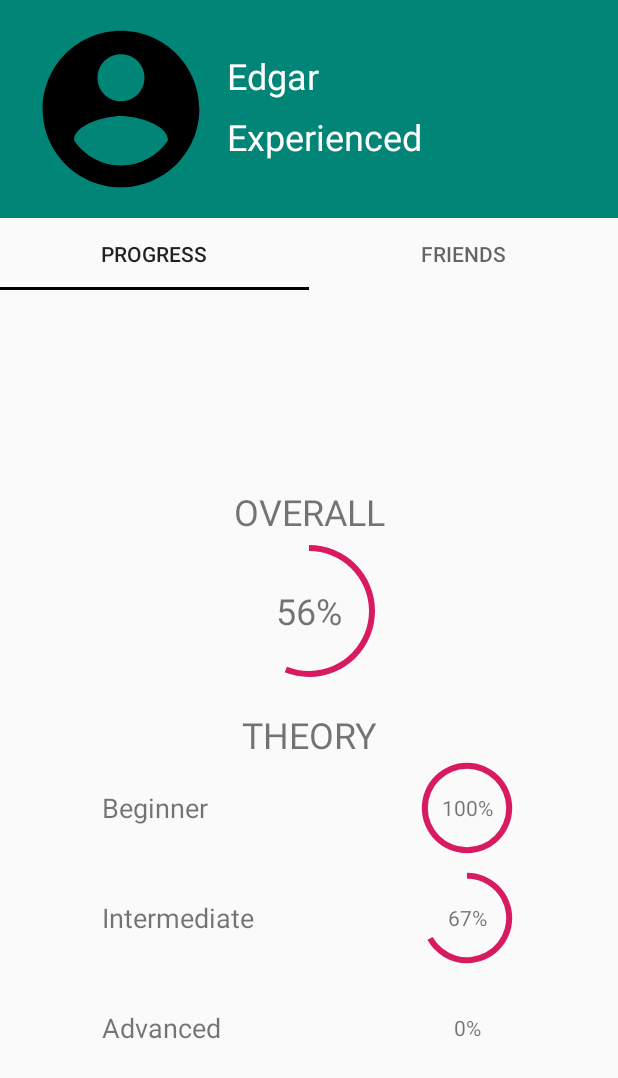
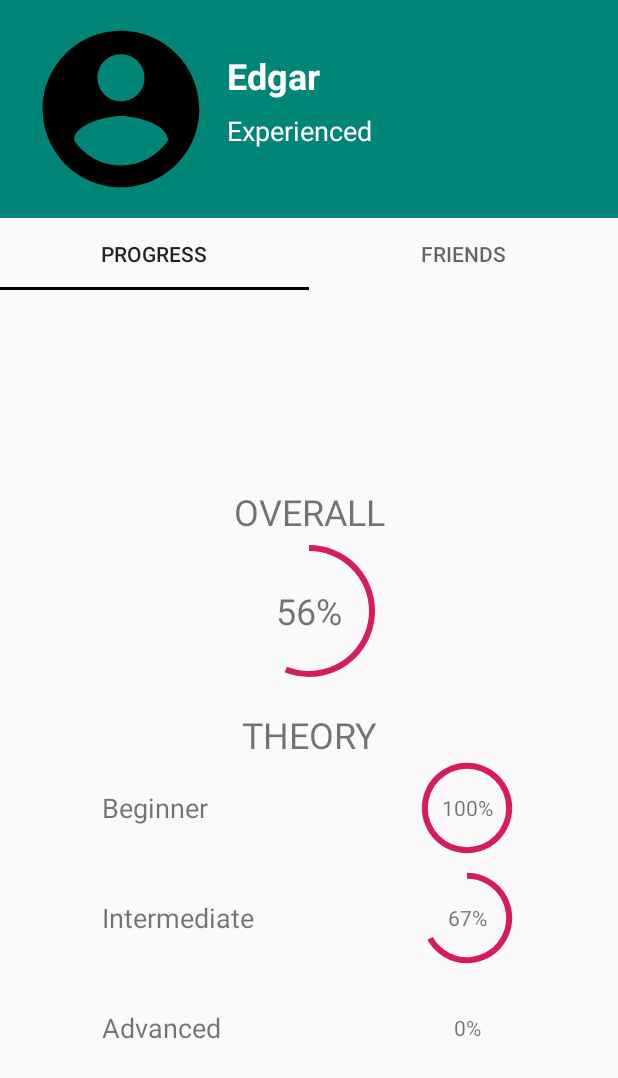
Before and after one commit to zimivanende/HSAI, an Android app: the ProfileActivity screen opened directly, with no data from a screen before it, on a phone screen of 412 x 824 dp. Shown: the top 1078 px of the screen. Run offline under Robolectric (Android 15) with nearby library versions, the phone set to English and light mode, and no system bars.

Commit message:
simple commit before pulling

```diff
--- a/programma/app/src/main/res/layout/profile_activity.xml
+++ b/programma/app/src/main/res/layout/profile_activity.xml
@@ -49,6 +49,7 @@
                     android:layout_marginTop="24dp"
                     android:text="@string/profile_name"
                     android:textColor="@color/white"
+                    android:textStyle="bold"
                     android:textSize="24sp"
                     app:layout_constraintStart_toEndOf="@+id/profilePicture"
                     app:layout_constraintTop_toTopOf="parent" />
@@ -61,7 +62,7 @@
                     android:layout_marginBottom="12dp"
                     android:text="@string/profile_title"
                     android:textColor="@color/white"
-                    android:textSize="24sp"
+                    android:textSize="18sp"
                     app:layout_constraintBottom_toBottomOf="parent"
                     app:layout_constraintStart_toEndOf="@+id/profilePicture"
                     app:layout_constraintTop_toBottomOf="@+id/profileName"
```
Also changed, not shown: programma/app/src/main/res/layout/activity_theory_screen.xml (+0 -8 lines).
